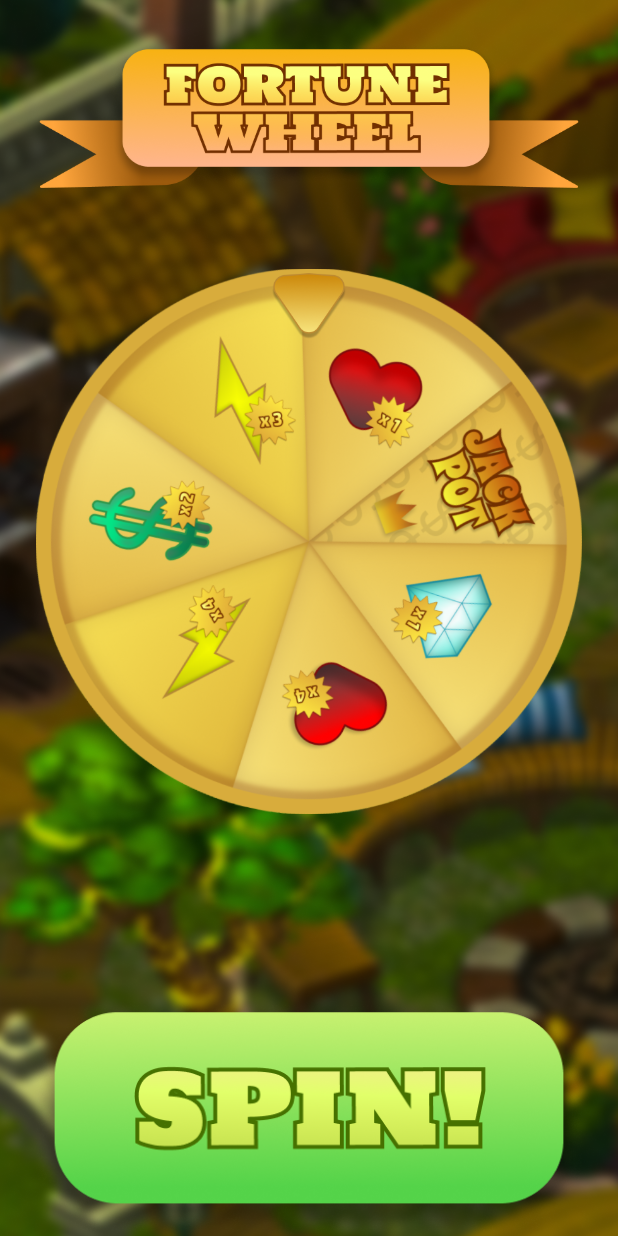
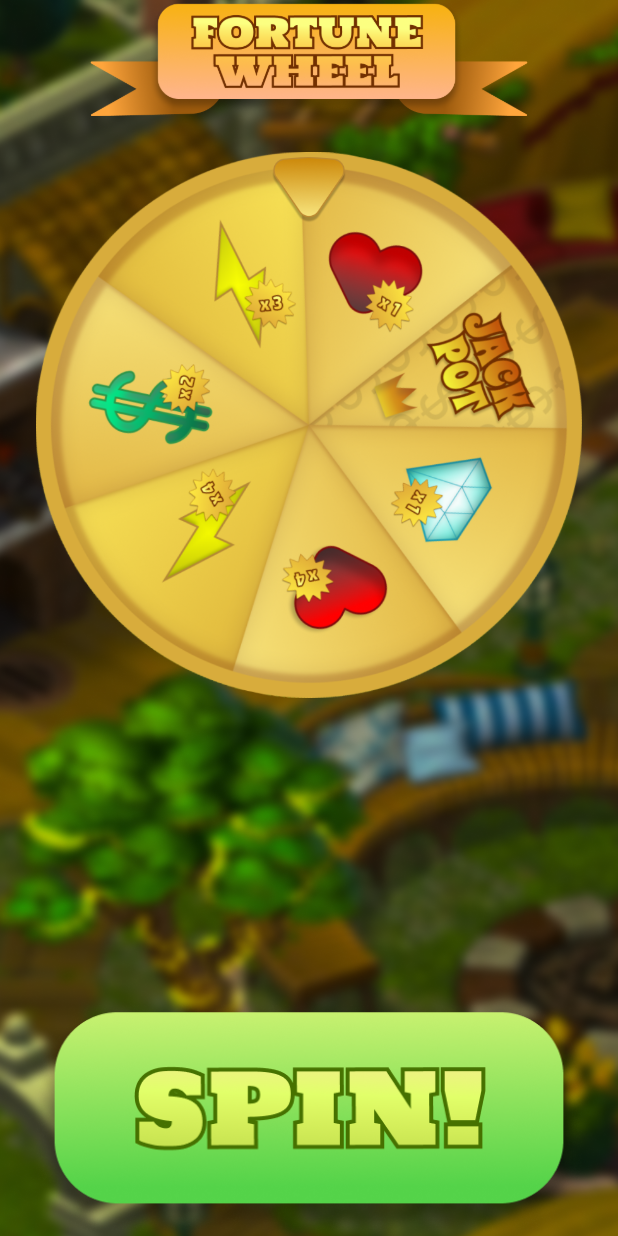
Before and after one commit to extrawest/spin-the-wheel-game, a Flutter app: the screen it shows after launch, on a phone screen of 412 x 824 dp. Run offline on Flutter 3.47's test engine with Material 2 defaults, Android fonts, the phone set to English and light mode, and no system bars; our stand-ins replace equatable, flutter_bloc, lottie; missing offline and left inert: flutter_spinning_wheel.

Commit message:
Refactor spin_wheel_game.dart

```diff
--- a/lib/widgets/spin_wheel_game.dart
+++ b/lib/widgets/spin_wheel_game.dart
@@ -79,15 +79,15 @@ class _SpinWheelGameContentState extends State<_SpinWheelGameContent> with Ticke
             child: CustomScrollView(
               slivers: [
                 SliverFillRemaining(
-                  hasScrollBody: false,
                   child: Column(
+                    mainAxisSize: MainAxisSize.min,
                     mainAxisAlignment: MainAxisAlignment.center,
                     crossAxisAlignment: CrossAxisAlignment.center,
                     children: [
-                      Expanded(flex: 2, child: Image.asset(fortuneWheelTitle)),
+                      Expanded(flex: 1, child: Image.asset(fortuneWheelTitle)),
                       const SizedBox(height: 24),
                       Expanded(
-                        flex: 6,
+                        flex: 7,
                         child: ConstrainedBox(
                           constraints: const BoxConstraints(
                             maxWidth: 500,
```
